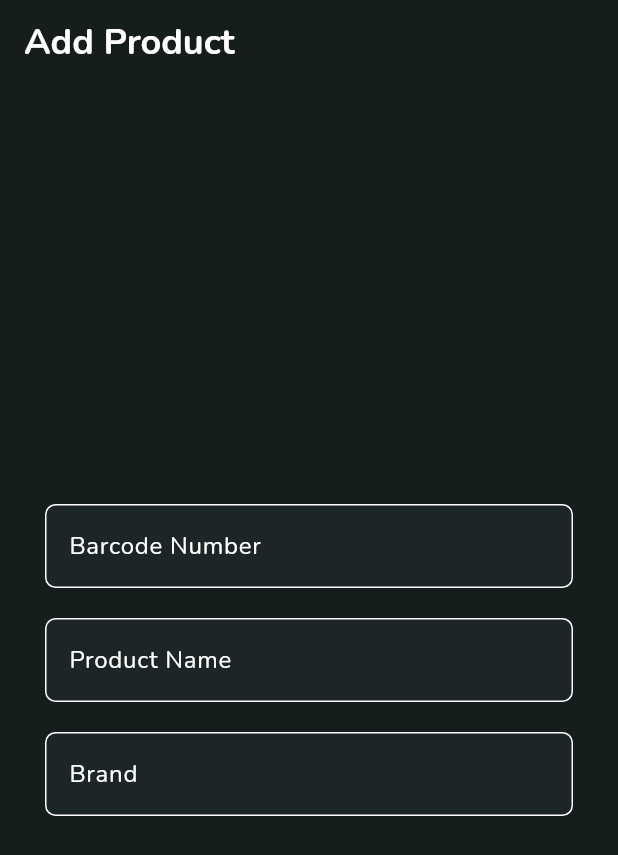
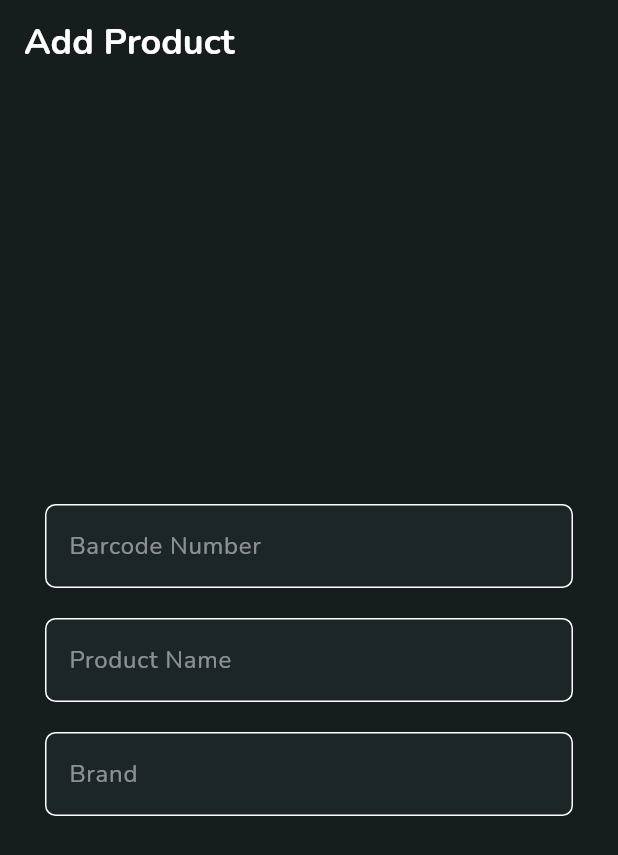
Before and after one commit to justPhyniX/ratemybite-flutter, a Flutter app: the AddProduct screen opened directly, on a phone screen of 412 x 824 dp. Shown: the top 855 px of the screen. Run offline on Flutter 3.47's test engine with Material 3 defaults, Android fonts, the phone set to English and light mode, and no system bars; our stand-ins replace flutter_svg, permission_handler; missing offline and left inert: mobile_scanner.

Commit message:
a bit more progress on add product and ingredient name service

```diff
--- a/lib/pages/add_product.dart
+++ b/lib/pages/add_product.dart
@@ -1,5 +1,4 @@
 import 'package:flutter/material.dart';
-import 'package:ratemybite/Models/DTOs/ProductDto.dart';
 import 'package:ratemybite/theme.dart';
 
 void main() {
@@ -30,17 +29,15 @@ class AddProduct extends StatefulWidget {
 }
 
 class _AddProductState extends State<AddProduct> {
-  // final ProductDto product = ProductDto();
-  final TextEditingController _formItemController = TextEditingController();
-
-  @override
-  void initState() {
-    super.initState();
-  }
+  final TextEditingController _barcodeController = TextEditingController();
+  final TextEditingController _productNameController = TextEditingController();
+  final TextEditingController _brandController = TextEditingController();
 
   @override
   void dispose() {
-    _formItemController.dispose();
+    _barcodeController.dispose();
+    _productNameController.dispose();
+    _brandController.dispose();
     super.dispose();
   }
 
@@ -64,12 +61,13 @@ class _AddProductState extends State<AddProduct> {
             child: SingleChildScrollView(
               child: Column(
                 children: [
-                  //barcode number
-                  Container(
-                    child: TextFormField(
-                      controller: _formItemController,
+                  // Barcode number
+                  TextFormField(
+                    controller: _barcodeController,
                     decoration: InputDecoration(
                       labelText: 'Barcode Number',
+                      labelStyle: TextStyle(color: Colors.white.withAlpha(125)),
+                      floatingLabelStyle: TextStyle(color: Colors.white),
                       border: OutlineInputBorder(
                         borderRadius: BorderRadius.circular(7),
                       ),
@@ -77,13 +75,14 @@ class _AddProductState extends State<AddProduct> {
                       fillColor: Theme.of(context).colorScheme.primaryContainer,
                     ),
                   ),
-                  ),
                   SizedBox(height: 20),
-                  Container(
-                    child: TextFormField(
-                      controller: _formItemController,
+                  // Product name
+                  TextFormField(
+                    controller: _productNameController,
                     decoration: InputDecoration(
                       labelText: 'Product Name',
+                      labelStyle: TextStyle(color: Colors.white.withAlpha(125)),
+                      floatingLabelStyle: TextStyle(color: Colors.white),
                       border: OutlineInputBorder(
                         borderRadius: BorderRadius.circular(7),
                       ),
@@ -91,13 +90,14 @@ class _AddProductState extends State<AddProduct> {
                       fillColor: Theme.of(context).colorScheme.primaryContainer,
                     ),
                   ),
-                  ),
                   SizedBox(height: 20),
-                  Container(
-                    child: TextFormField(
-                      controller: _formItemController,
+                  // Brand
+                  TextFormField(
+                    controller: _brandController,
                     decoration: InputDecoration(
                       labelText: 'Brand',
+                      labelStyle: TextStyle(color: Colors.white.withAlpha(125)),
+                      floatingLabelStyle: TextStyle(color: Colors.white),
                       border: OutlineInputBorder(
                         borderRadius: BorderRadius.circular(7),
                       ),
@@ -105,8 +105,6 @@ class _AddProductState extends State<AddProduct> {
                       fillColor: Theme.of(context).colorScheme.primaryContainer,
                     ),
                   ),
-                  ),
-
                 ],
               ),
             ),
```
Also changed, not shown: lib/Models/DTOs/IngredientDto.dart (deleted, +0 -13 lines), lib/data_service.dart (+8 -3 lines), 2 other files. Lines whose indentation alone changed are shown as unchanged.
